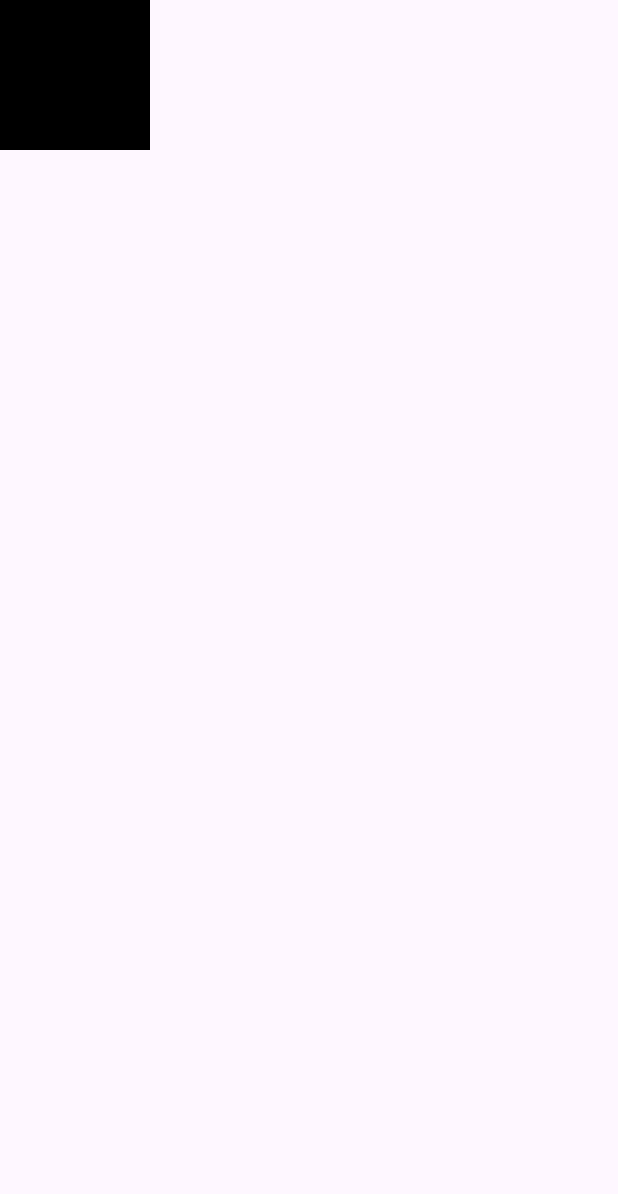
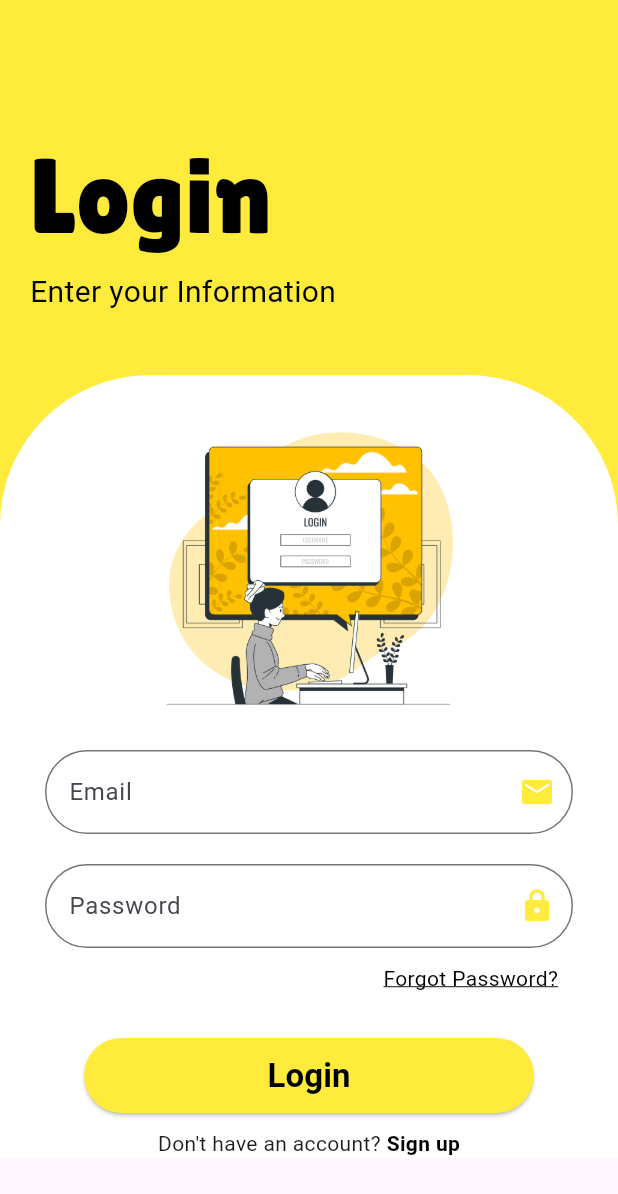
Before and after one commit to Arslan4546/Flutter-OnBoarding-Screen, a Flutter app: the screen it shows after launch, after a tap on "Skip", on a phone screen of 412 x 824 dp. Shown: the top 1194 px of the screen. Run offline on Flutter 3.47's test engine with Material 3 defaults, Android fonts, the phone set to English and light mode, and no system bars; our stand-ins replace google_fonts.

Commit message:
update project

```diff
--- /dev/null
+++ b/lib/components/compCollections.dart
@@ -0,0 +1,66 @@
+import 'package:flutter/material.dart';
+import 'package:google_fonts/google_fonts.dart';
+
+class UseAbleComp{
+  static customTextFormField({required TextEditingController controller, required String text , required IconData iconData,required bool toHide }){
+    return Padding(
+      padding: const EdgeInsets.symmetric(horizontal: 30,vertical: 10),
+      child: TextFormField(
+        controller: controller,
+        obscureText: toHide,
+        decoration: InputDecoration(
+          hintText: text,
+         suffixIcon: Icon(iconData,color:Colors.yellow,),
+         border: OutlineInputBorder(
+           borderRadius: BorderRadius.circular(50),
+         )
+        ),
+      ),
+    );
+  }
+
+
+  static customButton( String text,  VoidCallback callback){
+    return SizedBox(
+      width: 300,
+      height: 50,
+      child: ElevatedButton(
+          onPressed: (){
+            callback();
+          },
+          style: ElevatedButton.styleFrom(
+            backgroundColor: Colors.yellow
+          ),
+          child: Text(text , style:  GoogleFonts.aBeeZee(
+            textStyle:const TextStyle(
+              color: Colors.black,
+              fontWeight: FontWeight.bold,
+              fontSize: 22,
+
+            ),
+          ))),
+    );
+
+}
+
+static customAlertBox(BuildContext context , String text){
+
+    return showDialog(
+        context: context,
+        builder: (BuildContext context){
+          return AlertDialog(
+            title:Text(text, textAlign: TextAlign.center, style: const TextStyle(
+              fontSize: 14.0,
+            ),),
+            actions: [
+              TextButton(onPressed: (){
+
+                Navigator.pop(context);
+              }, child:const Text("ok")),
+            ],
+          );
+        }
+    );
+
+}
+}
--- a/lib/login_screen.dart
+++ b/lib/login_screen.dart
@@ -1,4 +1,7 @@
 import 'package:flutter/material.dart';
+import 'package:google_fonts/google_fonts.dart';
+
+import 'components/compCollections.dart';
 class LoginScreen extends StatefulWidget {
   const LoginScreen({super.key});
 
@@ -7,17 +10,132 @@ class LoginScreen extends StatefulWidget {
 }
 
 class _LoginScreenState extends State<LoginScreen> {
+
+  TextEditingController emailController = TextEditingController();
+  TextEditingController passwordController = TextEditingController();
+
   @override
   Widget build(BuildContext context) {
-    return  Scaffold(
-      body: Column(
+    return Scaffold(
+
+        body: SingleChildScrollView(
+          scrollDirection: Axis.vertical,
+          child: Stack(
             children: [
               Container(
-            height: 100,width: 100,
+                height: 350,
+                width: double.infinity,
+                color:Colors.yellow,
+                child: Padding(
+                  padding: const EdgeInsets.only(left: 20.0,top: 80),
+                  child: Column(
+
+                    crossAxisAlignment: CrossAxisAlignment.start,
+                    children: [
+                      Text("Login",style: GoogleFonts.lilitaOne(
+                        textStyle:const TextStyle(
+                          fontSize: 70,
                           color: Colors.black,
+                        ),
+                      )),
+                      Text("Enter your Information",style: GoogleFonts.aBeeZee(
+                        textStyle:const TextStyle(
+                          fontSize: 20,
+                          color: Colors.black,
+                        ),
+                      ),),
+                    ],
+                  ),
+                ),
+
+              ),
+              Padding(
+                padding: const EdgeInsets.only(top: 250.0),
+                child: Container(
+
+                    decoration:const BoxDecoration(
+                      color: Colors.white,
+                      borderRadius: BorderRadius.only(
+                        topLeft: Radius.circular(100),
+                        topRight: Radius.circular(100),
+                      ),
+
+                    ),
+                    child:Column(
+
+                      children: [
+                        const SizedBox(height: 30,),
+                        Container(
+                          height: 200,
+                          width: 200,
+                          child: const Image(
+                            fit: BoxFit.cover,
+                            image: AssetImage(
+                                "assets/images/login.png"
+                            ),
+
+                          ),
+                        ),
+                        const   SizedBox(height: 10,),
+                        UseAbleComp.customTextFormField(
+                            controller: emailController,
+                            text: "Email",
+                            iconData: Icons.email,
+                            toHide: false),
+                        UseAbleComp.customTextFormField(
+                            controller: passwordController,
+                            text: "Password",
+                            iconData: Icons.lock,
+                            toHide: true),
+                        const Padding(
+                          padding: EdgeInsets.symmetric(horizontal: 40.0),
+                          child: Row(
+                            mainAxisAlignment: MainAxisAlignment.end,
+                            children: [
+                              Text("Forgot Password?", style: TextStyle(
+                                color: Colors.black,
+                                decoration: TextDecoration.underline,
+                              ),)
+                            ],
+                          ),
+                        ),
+
+
+                        const  SizedBox(height: 30,),
+
+                        UseAbleComp.customButton("Login", () {
+
+
+
+                        }),
+                        const  SizedBox(height: 10,),
+                        const Padding(
+                          padding: EdgeInsets.symmetric(horizontal: 20.0),
+                          child: Row(
+                            mainAxisAlignment: MainAxisAlignment.center,
+                            children: [
+                              Text("Don't have an account? "),
+                              Text("Sign up",style: TextStyle(
+                                  fontSize: 14,
+                                  color: Colors.black,
+                                  fontWeight: FontWeight.bold
+
+
+                              ),),
+                            ],
+                          ),
+                        ),
+
+                      ],
+
+
+                    )
+
+                ),
               )
             ],
           ),
+        )
     );
   }
 }
--- a/lib/onboarding_view.dart
+++ b/lib/onboarding_view.dart
@@ -13,18 +13,18 @@ class _OnBoardingViewState extends State<OnBoardingView> {
   List<Map<String, String>> onBoardingItem = [
     {
       "image": "assets/images/image3.png",
-      "title": "A Happy Mode Between Two Brothers",
-      "description": "The two brother are sitting together and making the tea for each other",
+      "title": "Engage with the Community",
+      "description": "Connect with others, share your experiences, and stay updated with real-time interactions and notifications. Build your network effortlessly.",
     },
     {
       "image": "assets/images/image2.png",
-      "title": "A Family With A Happy Mode",
-      "description": "The parents are in a happy mode with their child",
+      "title": "Seamless Communication",
+      "description": "Enjoy smooth and intuitive messaging with our advanced chatbot feature. Get instant responses and stay informed without hassle.",
     },
     {
       "image": "assets/images/image1.png",
-      "title": "Cycling With Baby",
-      "description": "The parents are very happy with their child and take the cycle game",
+      "title": "Secure and Protected",
+      "description": "Your privacy is our priority. With state-of-the-art encryption and security measures, ensure your data is safe and secure at all times.",
     },
   ];
 
@@ -55,6 +55,7 @@ class _OnBoardingViewState extends State<OnBoardingView> {
         actions: [
           Padding(
             padding: const EdgeInsets.only(right:20),
+
             child: TextButton(
               onPressed: continueMethod,
               child: Text(
@@ -86,13 +87,17 @@ class _OnBoardingViewState extends State<OnBoardingView> {
                     Text(
                       onBoardingItem[index]["title"]!,
                       textAlign: TextAlign.center,
-                      style: TextStyle(fontSize: 20, color: otherColor),
+                      style: TextStyle(fontSize: 20, color: otherColor,
+                          fontWeight: FontWeight.bold),
                     ),
                   const   SizedBox(height: 10),
-                    Text(
-                      onBoardingItem[index]["description"]!,
-                      textAlign: TextAlign.center,
-                      style: TextStyle(fontSize: 18, color: otherColor),
+                    Padding(
+                      padding: const EdgeInsets.symmetric(horizontal: 20),
+                      child: Text(
+                        onBoardingItem[index]["description"]!,
+                        textAlign: TextAlign.center,
+                        style: TextStyle(fontSize: 18, color: otherColor,),
+                      ),
                     ),
                   ],
                 );
@@ -100,14 +105,20 @@ class _OnBoardingViewState extends State<OnBoardingView> {
             ),
           ),
           Padding(
-            padding: const EdgeInsets.only(bottom: 70),
+            padding: const EdgeInsets.only(bottom: 60),
             child: Column(
               children: [
                 currentPage == (onBoardingItem.length - 1)
                     ? ElevatedButton(
+                  style: ElevatedButton.styleFrom(
+                    backgroundColor: Colors.yellow,
+                    minimumSize: Size(150, 50),
 
+                  ),
                   onPressed: continueMethod,
-                  child: const Text("Continue"),
+                  child: const Text("Continue",style: TextStyle(
+                    fontWeight: FontWeight.bold,color: Colors.black
+                  ),),
                 )
                     : Row(
                   mainAxisAlignment: MainAxisAlignment.center,
@@ -116,12 +127,12 @@ class _OnBoardingViewState extends State<OnBoardingView> {
                         (index) {
                       return AnimatedContainer(
                         duration: const Duration(milliseconds: 200),
-                        height: 10,
-
-                        width: index == currentPage ? 15 : 10,
+                        height: index == currentPage ? 20 : 10,
+                        width: index == currentPage ? 20 : 10,
                         margin: const EdgeInsets.symmetric(horizontal: 5),
                         decoration: BoxDecoration(
-                          color: index == currentPage ? Colors.blue : Colors.blue,
+                          color: index == currentPage ? Colors.yellow : Colors.yellow,
+                          shape: BoxShape.circle,
                         ),
                       );
                     },
--- a/pubspec.yaml
+++ b/pubspec.yaml
@@ -35,6 +35,7 @@ dependencies:
   # The following adds the Cupertino Icons font to your application.
   # Use with the CupertinoIcons class for iOS style icons.
   cupertino_icons: ^1.0.6
+  google_fonts: ^6.2.1
 
 dev_dependencies:
   flutter_test:
```
Also changed, not shown: assets/images/login.png (added), pubspec.lock. Lines whose indentation alone changed are shown as unchanged.
